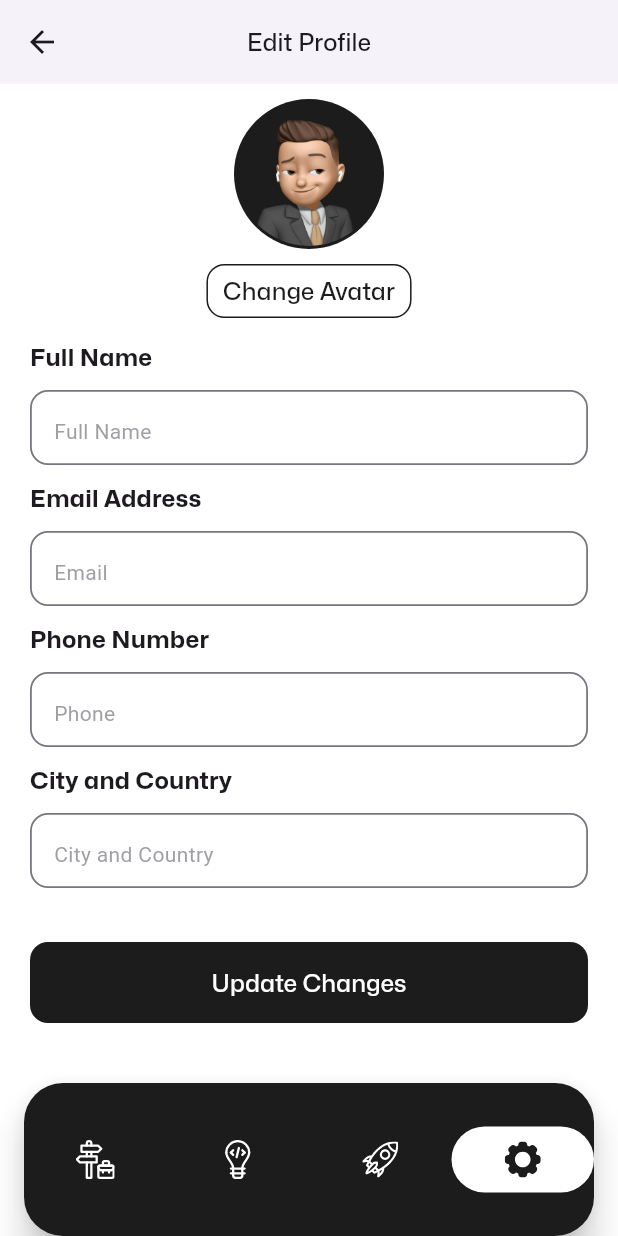
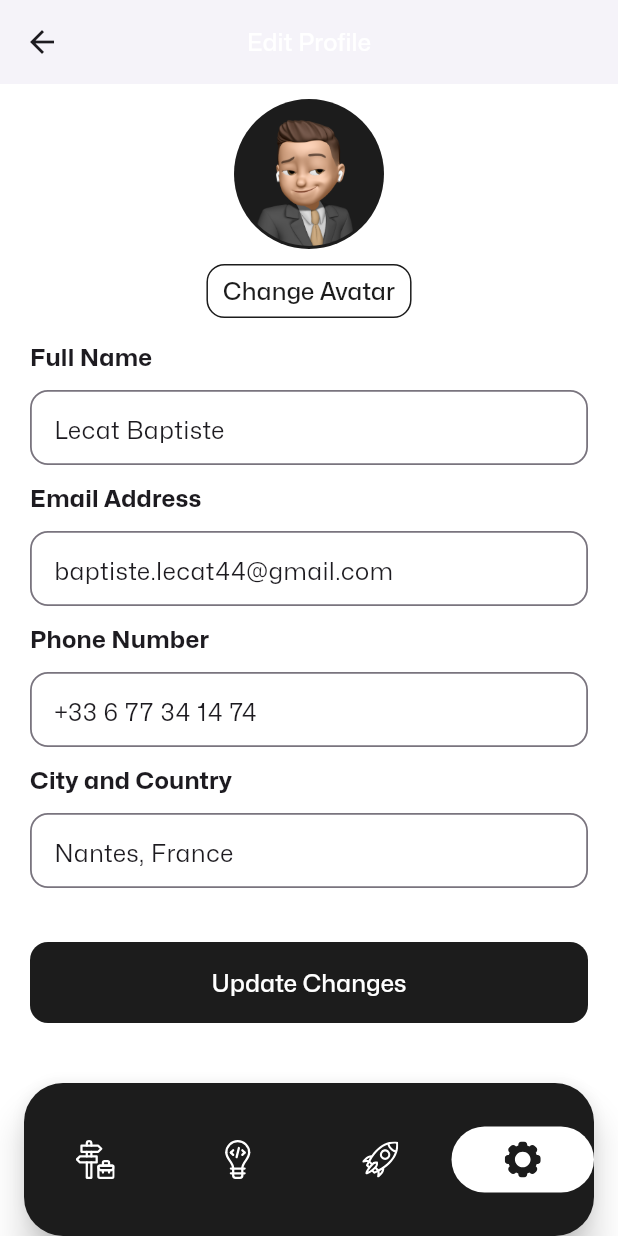
Before and after one commit to BaptisteLecat/portfolio_app, a Flutter app: the PersonnalEditScreen screen opened by its route, after a tap on "Update Avatar", on a phone screen of 412 x 824 dp. Run offline on Flutter 3.47's test engine with Material 3 defaults, Android fonts, the phone set to English and light mode, and no system bars; drawn by our look-alikes of custom_navigation_bar; our stand-ins replace carousel_slider, firebase_analytics, firebase_core, firebase_crashlytics, flutter_riverpod, flutter_svg and 5 more; accounts and stored records are empty; project files that could hold a hidden picture were left out.

Commit message:
Mock profile

```diff
--- /dev/null
+++ b/lib/src/features/settings/domain/profile.dart
@@ -0,0 +1,15 @@
+class Profile {
+  final String fullName;
+  final String email;
+  final String phoneNumber;
+  final String city;
+  final String country;
+
+  Profile({
+    required this.fullName,
+    required this.email,
+    required this.phoneNumber,
+    required this.city,
+    required this.country,
+  });
+}
--- a/lib/src/features/settings/presentation/personnal_edit_screen.dart
+++ b/lib/src/features/settings/presentation/personnal_edit_screen.dart
@@ -9,8 +9,24 @@ class PersonnalEditScreen extends StatelessWidget {
   Widget build(BuildContext context) {
     return Scaffold(
         appBar: AppBar(
-          title: Text('Change Avatar',
-              style: Theme.of(context).textTheme.titleMedium),
+          leading: Theme.of(context).brightness == Brightness.dark
+              ? IconButton(
+                  icon: Icon(
+                    Icons.chevron_left,
+                    size: 36,
+                    color: Theme.of(context).scaffoldBackgroundColor,
+                  ),
+                  onPressed: () {
+                    Navigator.of(context).pop();
+                  },
+                )
+              : null,
+          title: Text(
+            'Change Avatar',
+            style: Theme.of(context).textTheme.titleMedium!.copyWith(
+                  color: Theme.of(context).scaffoldBackgroundColor,
+                ),
+          ),
         ),
         body: Column(
           children: [
@@ -70,7 +86,9 @@ class PersonnalEditScreen extends StatelessWidget {
                                   style: Theme.of(context)
                                       .textTheme
                                       .titleMedium!
-                                      .copyWith(color: Colors.white)),
+                                      .copyWith(
+                                          color: Theme.of(context)
+                                              .scaffoldBackgroundColor)),
                             ),
                           ),
                         ),
--- a/lib/src/features/settings/presentation/personnal_screen.dart
+++ b/lib/src/features/settings/presentation/personnal_screen.dart
@@ -3,6 +3,7 @@ import 'package:flutter/material.dart';
 import 'package:flutter/widgets.dart';
 import 'package:go_router/go_router.dart';
 import 'package:http/http.dart';
+import 'package:portfolio_app/src/mock/profile_mock.dart';
 import 'package:portfolio_app/src/routing/app_router.dart';
 
 class PersonnalScreen extends StatelessWidget {
@@ -12,8 +13,24 @@ class PersonnalScreen extends StatelessWidget {
   Widget build(BuildContext context) {
     return Scaffold(
         appBar: AppBar(
-          title: Text('Edit Profile',
-              style: Theme.of(context).textTheme.titleMedium),
+          leading: Theme.of(context).brightness == Brightness.dark
+              ? IconButton(
+                  icon: Icon(
+                    Icons.chevron_left,
+                    size: 36,
+                    color: Theme.of(context).scaffoldBackgroundColor,
+                  ),
+                  onPressed: () {
+                    Navigator.of(context).pop();
+                  },
+                )
+              : null,
+          title: Text(
+            'Edit Profile',
+            style: Theme.of(context).textTheme.titleMedium!.copyWith(
+                  color: Theme.of(context).scaffoldBackgroundColor,
+                ),
+          ),
         ),
         body: Padding(
           padding: const EdgeInsets.symmetric(horizontal: 20, vertical: 10),
@@ -21,6 +38,7 @@ class PersonnalScreen extends StatelessWidget {
             slivers: [
               SliverAppBar(
                   automaticallyImplyLeading: false,
+                  backgroundColor: Theme.of(context).scaffoldBackgroundColor,
                   expandedHeight: 160,
                   collapsedHeight: 160,
                   flexibleSpace: Row(
@@ -95,6 +113,7 @@ class PersonnalScreen extends StatelessWidget {
                       child: TextFormField(
                         cursorColor: Theme.of(context).dividerColor,
                         decoration: InputDecoration(hintText: 'Full Name'),
+                        initialValue: profileMocked.fullName,
                       ),
                     ),
                     Text("Email Address",
@@ -108,6 +127,7 @@ class PersonnalScreen extends StatelessWidget {
                       child: TextFormField(
                         cursorColor: Theme.of(context).dividerColor,
                         decoration: InputDecoration(hintText: 'Email'),
+                        initialValue: profileMocked.email,
                       ),
                     ),
                     Text("Phone Number",
@@ -121,6 +141,7 @@ class PersonnalScreen extends StatelessWidget {
                       child: TextFormField(
                         cursorColor: Theme.of(context).dividerColor,
                         decoration: InputDecoration(hintText: 'Phone'),
+                        initialValue: profileMocked.phoneNumber,
                       ),
                     ),
                     Text("City and Country",
@@ -135,6 +156,8 @@ class PersonnalScreen extends StatelessWidget {
                         cursorColor: Theme.of(context).dividerColor,
                         decoration:
                             InputDecoration(hintText: 'City and Country'),
+                        initialValue:
+                            "${profileMocked.city}, ${profileMocked.country}",
                       ),
                     ),
                     const SizedBox(height: 26),
@@ -154,7 +177,9 @@ class PersonnalScreen extends StatelessWidget {
                                 style: Theme.of(context)
                                     .textTheme
                                     .titleMedium!
-                                    .copyWith(color: Colors.white)),
+                                    .copyWith(
+                                        color: Theme.of(context)
+                                            .scaffoldBackgroundColor)),
                           ),
                         ),
                       ),
--- /dev/null
+++ b/lib/src/mock/profile_mock.dart
@@ -0,0 +1,9 @@
+import 'package:portfolio_app/src/features/settings/domain/profile.dart';
+
+final profileMocked = Profile(
+  fullName: "Lecat Baptiste",
+  email: "baptiste.lecat44@gmail.com",
+  phoneNumber: "+33 6 77 34 14 74",
+  city: "Nantes",
+  country: "France",
+);
```
